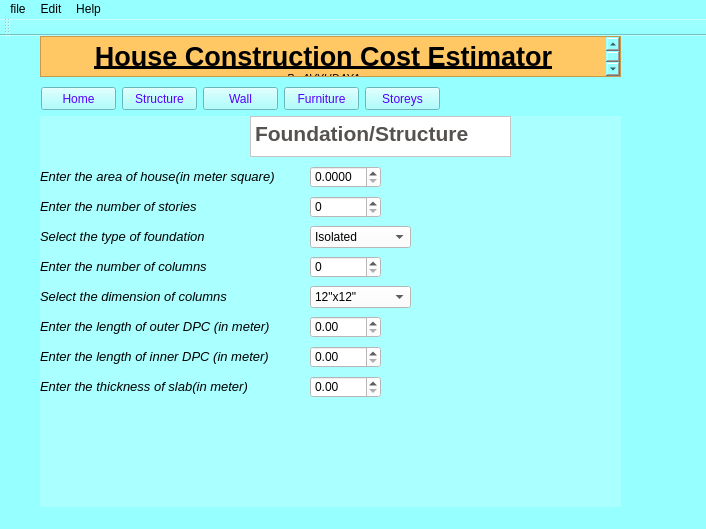
The window that hcce.ui (ch-ankit/HCCE) describes before a commit, drawn with Qt 5.
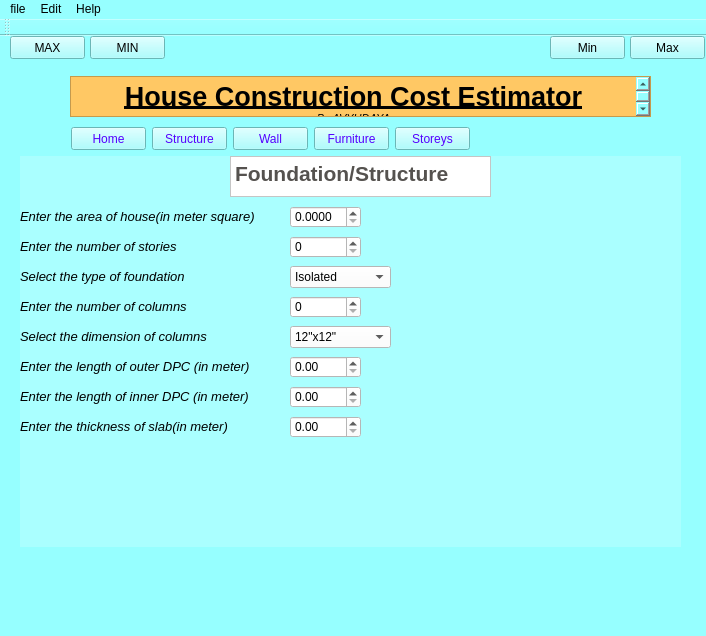
The same window after the commit. Icons and pictures are not drawn.

```diff
--- a/hcce.ui
+++ b/hcce.ui
@@ -10,9 +10,21 @@
     <x>0</x>
     <y>0</y>
     <width>706</width>
-    <height>529</height>
+    <height>636</height>
    </rect>
   </property>
+  <property name="minimumSize">
+   <size>
+    <width>706</width>
+    <height>636</height>
+   </size>
+  </property>
+  <property name="maximumSize">
+   <size>
+    <width>706</width>
+    <height>1474</height>
+   </size>
+  </property>
   <property name="windowTitle">
    <string>HCCE</string>
   </property>
@@ -23,8 +35,8 @@
    <widget class="QTextBrowser" name="TBH">
     <property name="geometry">
      <rect>
-      <x>40</x>
-      <y>0</y>
+      <x>70</x>
+      <y>40</y>
       <width>581</width>
       <height>41</height>
      </rect>
@@ -45,12 +57,24 @@
    <widget class="QStackedWidget" name="stackedWidget">
     <property name="geometry">
      <rect>
-      <x>40</x>
-      <y>80</y>
-      <width>581</width>
+      <x>20</x>
+      <y>120</y>
+      <width>661</width>
       <height>391</height>
      </rect>
     </property>
+    <property name="minimumSize">
+     <size>
+      <width>581</width>
+      <height>391</height>
+     </size>
+    </property>
+    <property name="maximumSize">
+     <size>
+      <width>661</width>
+      <height>601</height>
+     </size>
+    </property>
     <property name="styleSheet">
      <string notr="true">background-color:rgb(170, 255, 255)</string>
     </property>
@@ -1275,8 +1299,8 @@
    <widget class="QPushButton" name="PBFrn">
     <property name="geometry">
      <rect>
-      <x>284</x>
-      <y>51</y>
+      <x>314</x>
+      <y>91</y>
       <width>75</width>
       <height>23</height>
      </rect>
@@ -1291,8 +1315,8 @@
    <widget class="QPushButton" name="PBHome">
     <property name="geometry">
      <rect>
-      <x>41</x>
-      <y>51</y>
+      <x>71</x>
+      <y>91</y>
       <width>75</width>
       <height>23</height>
      </rect>
@@ -1307,8 +1331,8 @@
    <widget class="QPushButton" name="PBStruct">
     <property name="geometry">
      <rect>
-      <x>122</x>
-      <y>51</y>
+      <x>152</x>
+      <y>91</y>
       <width>75</width>
       <height>23</height>
      </rect>
@@ -1323,8 +1347,8 @@
    <widget class="QPushButton" name="PBWall">
     <property name="geometry">
      <rect>
-      <x>203</x>
-      <y>51</y>
+      <x>233</x>
+      <y>91</y>
       <width>75</width>
       <height>23</height>
      </rect>
@@ -1339,8 +1363,8 @@
    <widget class="QPushButton" name="PBSt">
     <property name="geometry">
      <rect>
-      <x>365</x>
-      <y>51</y>
+      <x>395</x>
+      <y>91</y>
       <width>75</width>
       <height>23</height>
      </rect>
@@ -1352,7 +1376,68 @@
      <string>Storeys</string>
     </property>
    </widget>
+   <widget class="QPushButton" name="pushButton">
+    <property name="geometry">
+     <rect>
+      <x>630</x>
+      <y>0</y>
+      <width>75</width>
+      <height>23</height>
+     </rect>
+    </property>
+    <property name="text">
+     <string>Max</string>
+    </property>
+   </widget>
+   <widget class="QPushButton" name="pushButton_2">
+    <property name="geometry">
+     <rect>
+      <x>550</x>
+      <y>0</y>
+      <width>75</width>
+      <height>23</height>
+     </rect>
+    </property>
+    <property name="text">
+     <string>Min</string>
+    </property>
+   </widget>
+   <widget class="QPushButton" name="pushButton_3">
+    <property name="geometry">
+     <rect>
+      <x>10</x>
+      <y>0</y>
+      <width>75</width>
+      <height>23</height>
+     </rect>
+    </property>
+    <property name="text">
+     <string>MAX</string>
+    </property>
+   </widget>
+   <widget class="QPushButton" name="pushButton_4">
+    <property name="geometry">
+     <rect>
+      <x>90</x>
+      <y>0</y>
+      <width>75</width>
+      <height>23</height>
+     </rect>
+    </property>
+    <property name="text">
+     <string>MIN</string>
+    </property>
+   </widget>
   </widget>
+  <widget class="QToolBar" name="mainToolBar">
+   <attribute name="toolBarArea">
+    <enum>TopToolBarArea</enum>
+   </attribute>
+   <attribute name="toolBarBreak">
+    <bool>false</bool>
+   </attribute>
+  </widget>
+  <widget class="QStatusBar" name="statusBar"/>
   <widget class="QMenuBar" name="menuBar">
    <property name="geometry">
     <rect>
@@ -1381,15 +1466,6 @@
    <addaction name="menuEdit"/>
    <addaction name="menuHelp"/>
   </widget>
-  <widget class="QToolBar" name="mainToolBar">
-   <attribute name="toolBarArea">
-    <enum>TopToolBarArea</enum>
-   </attribute>
-   <attribute name="toolBarBreak">
-    <bool>false</bool>
-   </attribute>
-  </widget>
-  <widget class="QStatusBar" name="statusBar"/>
  </widget>
  <layoutdefault spacing="6" margin="11"/>
  <resources/>
```
Left out of the diff: 67 changed lines with no effect on the pictures.
